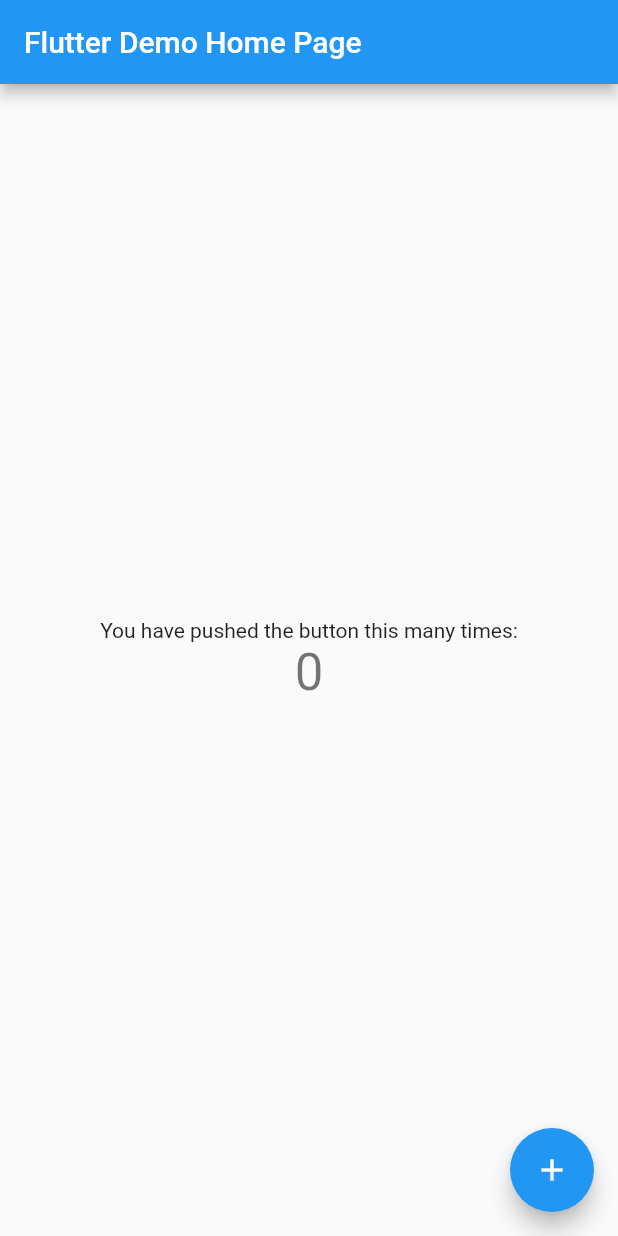
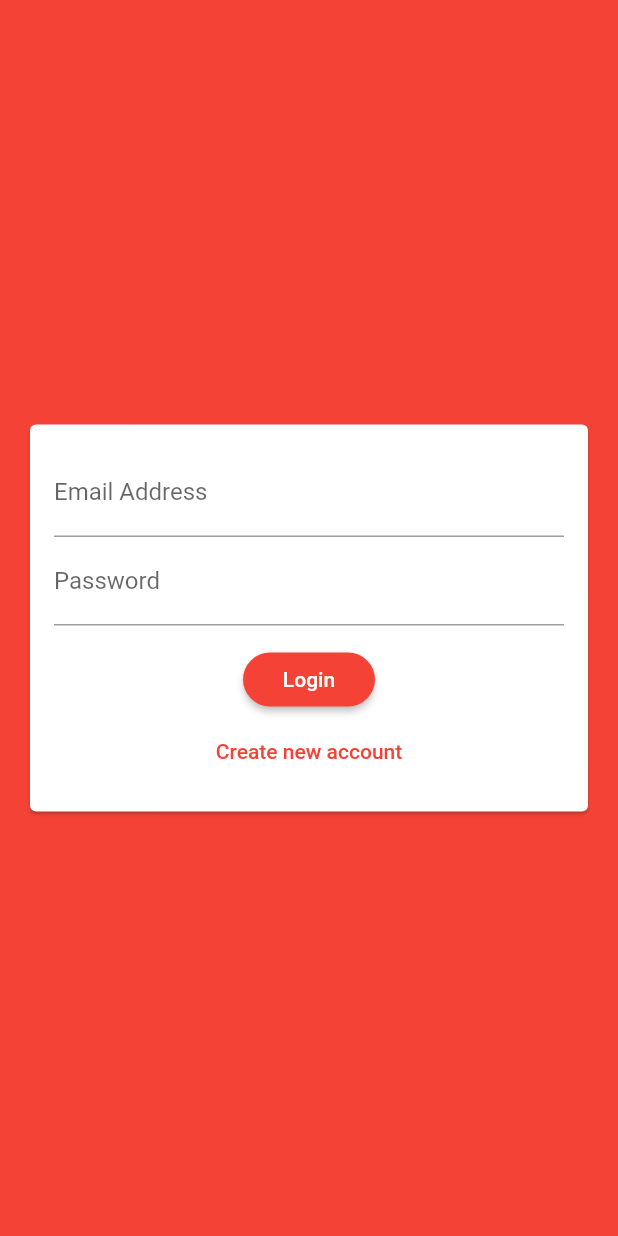
Before and after one commit to akshitachi/NureChat, a Flutter app: the screen it shows after launch, on a phone screen of 412 x 824 dp. Run offline on Flutter 3.47's test engine with Material 2 defaults, Android fonts, the phone set to English and light mode, and no system bars; our stand-ins replace cloud_firestore, firebase_auth; missing offline and left inert: dart:ffi; accounts and stored records are empty.

Commit message:
add auth

```diff
--- a/lib/main.dart
+++ b/lib/main.dart
@@ -1,3 +1,6 @@
+import 'package:chat_app/screens/auth_screen.dart';
+import 'package:firebase_auth/firebase_auth.dart';
+import './screens/chat_screen.dart';
 import 'package:flutter/material.dart';
 
 void main() {
@@ -5,109 +8,32 @@ void main() {
 }
 
 class MyApp extends StatelessWidget {
-  // This widget is the root of your application.
   @override
   Widget build(BuildContext context) {
     return MaterialApp(
-      title: 'Flutter Demo',
+      title: 'Flutter Chat',
       theme: ThemeData(
-        // This is the theme of your application.
-        //
-        // Try running your application with "flutter run". You'll see the
-        // application has a blue toolbar. Then, without quitting the app, try
-        // changing the primarySwatch below to Colors.green and then invoke
-        // "hot reload" (press "r" in the console where you ran "flutter run",
-        // or simply save your changes to "hot reload" in a Flutter IDE).
-        // Notice that the counter didn't reset back to zero; the application
-        // is not restarted.
-        primarySwatch: Colors.blue,
+        primarySwatch: Colors.red,
+        backgroundColor: Colors.red,
+        accentColor: Colors.deepPurple,
+        accentColorBrightness: Brightness.dark,
+        buttonTheme: ButtonTheme.of(context).copyWith(
+          buttonColor: Colors.red,
+          textTheme: ButtonTextTheme.primary,
+          shape: RoundedRectangleBorder(
+            borderRadius: BorderRadius.circular(20),
+          ),
+        ),
       ),
-      home: MyHomePage(title: 'Flutter Demo Home Page'),
+      home: StreamBuilder(
+        stream: FirebaseAuth.instance.onAuthStateChanged,
+        builder: (ctx, userSanpShot) {
+          if (userSanpShot.hasData) {
+            return ChatScreen();
+          }
+          return AuthScreen();
+        },
+      ),
     );
   }
 }
-
-class MyHomePage extends StatefulWidget {
-  MyHomePage({Key key, this.title}) : super(key: key);
-
-  // This widget is the home page of your application. It is stateful, meaning
-  // that it has a State object (defined below) that contains fields that affect
-  // how it looks.
-
-  // This class is the configuration for the state. It holds the values (in this
-  // case the title) provided by the parent (in this case the App widget) and
-  // used by the build method of the State. Fields in a Widget subclass are
-  // always marked "final".
-
-  final String title;
-
-  @override
-  _MyHomePageState createState() => _MyHomePageState();
-}
-
-class _MyHomePageState extends State<MyHomePage> {
-  int _counter = 0;
-
-  void _incrementCounter() {
-    setState(() {
-      // This call to setState tells the Flutter framework that something has
-      // changed in this State, which causes it to rerun the build method below
-      // so that the display can reflect the updated values. If we changed
-      // _counter without calling setState(), then the build method would not be
-      // called again, and so nothing would appear to happen.
-      _counter++;
-    });
-  }
-
-  @override
-  Widget build(BuildContext context) {
-    // This method is rerun every time setState is called, for instance as done
-    // by the _incrementCounter method above.
-    //
-    // The Flutter framework has been optimized to make rerunning build methods
-    // fast, so that you can just rebuild anything that needs updating rather
-    // than having to individually change instances of widgets.
-    return Scaffold(
-      appBar: AppBar(
-        // Here we take the value from the MyHomePage object that was created by
-        // the App.build method, and use it to set our appbar title.
-        title: Text(widget.title),
-      ),
-      body: Center(
-        // Center is a layout widget. It takes a single child and positions it
-        // in the middle of the parent.
-        child: Column(
-          // Column is also a layout widget. It takes a list of children and
-          // arranges them vertically. By default, it sizes itself to fit its
-          // children horizontally, and tries to be as tall as its parent.
-          //
-          // Invoke "debug painting" (press "p" in the console, choose the
-          // "Toggle Debug Paint" action from the Flutter Inspector in Android
-          // Studio, or the "Toggle Debug Paint" command in Visual Studio Code)
-          // to see the wireframe for each widget.
-          //
-          // Column has various properties to control how it sizes itself and
-          // how it positions its children. Here we use mainAxisAlignment to
-          // center the children vertically; the main axis here is the vertical
-          // axis because Columns are vertical (the cross axis would be
-          // horizontal).
-          mainAxisAlignment: MainAxisAlignment.center,
-          children: <Widget>[
-            Text(
-              'You have pushed the button this many times:',
-            ),
-            Text(
-              '$_counter',
-              style: Theme.of(context).textTheme.headline4,
-            ),
-          ],
-        ),
-      ),
-      floatingActionButton: FloatingActionButton(
-        onPressed: _incrementCounter,
-        tooltip: 'Increment',
-        child: Icon(Icons.add),
-      ), // This trailing comma makes auto-formatting nicer for build methods.
-    );
-  }
-}
--- /dev/null
+++ b/lib/screens/auth_screen.dart
@@ -0,0 +1,77 @@
+import 'package:chat_app/widgets/auth/auth_form.dart';
+import 'package:flutter/material.dart';
+import 'package:firebase_auth/firebase_auth.dart';
+import 'package:flutter/services.dart';
+import 'package:cloud_firestore/cloud_firestore.dart';
+
+class AuthScreen extends StatefulWidget {
+  @override
+  _AuthScreenState createState() => _AuthScreenState();
+}
+
+class _AuthScreenState extends State<AuthScreen> {
+  final _auth = FirebaseAuth.instance;
+  var _isLoading = false;
+  void _submitAuthForm(
+    String email,
+    String password,
+    String username,
+    bool isLogin,
+    BuildContext ctx,
+  ) async {
+    AuthResult authResult;
+    try {
+      setState(() {
+        _isLoading = true;
+      });
+      if (isLogin) {
+        authResult = await _auth.signInWithEmailAndPassword(
+          email: email,
+          password: password,
+        );
+      } else {
+        authResult = await _auth.createUserWithEmailAndPassword(
+          email: email,
+          password: password,
+        );
+        await Firestore.instance
+            .collection('users')
+            .document(authResult.user.uid)
+            .setData({
+          'username': username,
+          'email': email,
+        });
+      }
+    } on PlatformException catch (err) {
+      var message = 'An error occured, please check your credentials!';
+      if (err.message != null) {
+        message = err.message;
+      }
+      Scaffold.of(ctx).showSnackBar(
+        SnackBar(
+          content: Text(message),
+          backgroundColor: Colors.black,
+        ),
+      );
+      setState(() {
+        _isLoading = false;
+      });
+    } catch (err) {
+      print(err);
+      setState(() {
+        _isLoading = false;
+      });
+    }
+  }
+
+  @override
+  Widget build(BuildContext context) {
+    return Scaffold(
+      backgroundColor: Theme.of(context).primaryColor,
+      body: AuthForm(
+        _submitAuthForm,
+        _isLoading,
+      ),
+    );
+  }
+}
--- /dev/null
+++ b/lib/widgets/auth/auth_form.dart
@@ -0,0 +1,133 @@
+import 'dart:ffi';
+
+import 'package:flutter/material.dart';
+
+class AuthForm extends StatefulWidget {
+  AuthForm(
+    this.submitFn,
+    this.isLoading,
+  );
+  final bool isLoading;
+  final void Function(
+    String email,
+    String password,
+    String userName,
+    bool isLogin,
+    BuildContext ctx,
+  ) submitFn;
+  @override
+  _AuthFormState createState() => _AuthFormState();
+}
+
+class _AuthFormState extends State<AuthForm> {
+  final _formKey = GlobalKey<FormState>();
+  var _isLogin = true;
+  var _userEmail = '';
+  var _userName = '';
+  var _userPassword = '';
+  void _trySubmit() {
+    final isValid = _formKey.currentState.validate();
+    FocusScope.of(context).unfocus();
+    if (isValid) {
+      _formKey.currentState.save();
+      widget.submitFn(
+        _userEmail.trim(),
+        _userPassword.trim(),
+        _userName.trim(),
+        _isLogin,
+        context,
+      );
+    }
+  }
+
+  @override
+  Widget build(BuildContext context) {
+    return Center(
+      child: Card(
+        margin: EdgeInsets.all(20),
+        child: SingleChildScrollView(
+          child: Padding(
+            padding: EdgeInsets.all(16),
+            child: Form(
+              key: _formKey,
+              child: Column(
+                mainAxisSize: MainAxisSize.min,
+                children: [
+                  TextFormField(
+                    key: ValueKey('email'),
+                    validator: (value) {
+                      if (value.isEmpty || !value.contains('@')) {
+                        return 'Please enter a valid email address';
+                      }
+                      return null;
+                    },
+                    keyboardType: TextInputType.emailAddress,
+                    decoration: InputDecoration(
+                      labelText: 'Email Address',
+                    ),
+                    onSaved: (value) {
+                      _userEmail = value;
+                    },
+                  ),
+                  if (!_isLogin)
+                    TextFormField(
+                      key: ValueKey('username'),
+                      validator: (value) {
+                        if (value.isEmpty || value.length < 4) {
+                          return 'Please enter at least 4 characters';
+                        }
+                        return null;
+                      },
+                      decoration: InputDecoration(
+                        labelText: 'Username',
+                      ),
+                      onSaved: (value) {
+                        _userName = value;
+                      },
+                    ),
+                  TextFormField(
+                    key: ValueKey('password'),
+                    validator: (value) {
+                      if (value.isEmpty || value.length < 8) {
+                        return 'Password must be at least 8 character long.';
+                      }
+                      return null;
+                    },
+                    decoration: InputDecoration(
+                      labelText: 'Password',
+                    ),
+                    obscureText: true,
+                    onSaved: (value) {
+                      _userPassword = value;
+                    },
+                  ),
+                  SizedBox(
+                    height: 12,
+                  ),
+                  if (widget.isLoading) CircularProgressIndicator(),
+                  if (!widget.isLoading)
+                    RaisedButton(
+                      child: Text(_isLogin ? 'Login' : 'SignUp'),
+                      onPressed: _trySubmit,
+                    ),
+                  if (!widget.isLoading)
+                    FlatButton(
+                      textColor: Theme.of(context).primaryColor,
+                      child: Text(_isLogin
+                          ? 'Create new account'
+                          : 'I alreaddy have an account'),
+                      onPressed: () {
+                        setState(() {
+                          _isLogin = !_isLogin;
+                        });
+                      },
+                    ),
+                ],
+              ),
+            ),
+          ),
+        ),
+      ),
+    );
+  }
+}
--- a/pubspec.yaml
+++ b/pubspec.yaml
@@ -27,7 +27,9 @@ dependencies:
 
   # The following adds the Cupertino Icons font to your application.
   # Use with the CupertinoIcons class for iOS style icons.
-  cupertino_icons: ^1.0.2
+  cupertino_icons: ^0.1.2
+  cloud_firestore: ^0.13.5
+  firebase_auth: ^0.16.1
 
 dev_dependencies:
   flutter_test:
```
Also changed, not shown: lib/screens/chat_screen.dart (added, +61 -0 lines), lib/widgets/chat/messages.dart (added, +25 -0 lines), pubspec.lock, 5 other files.
